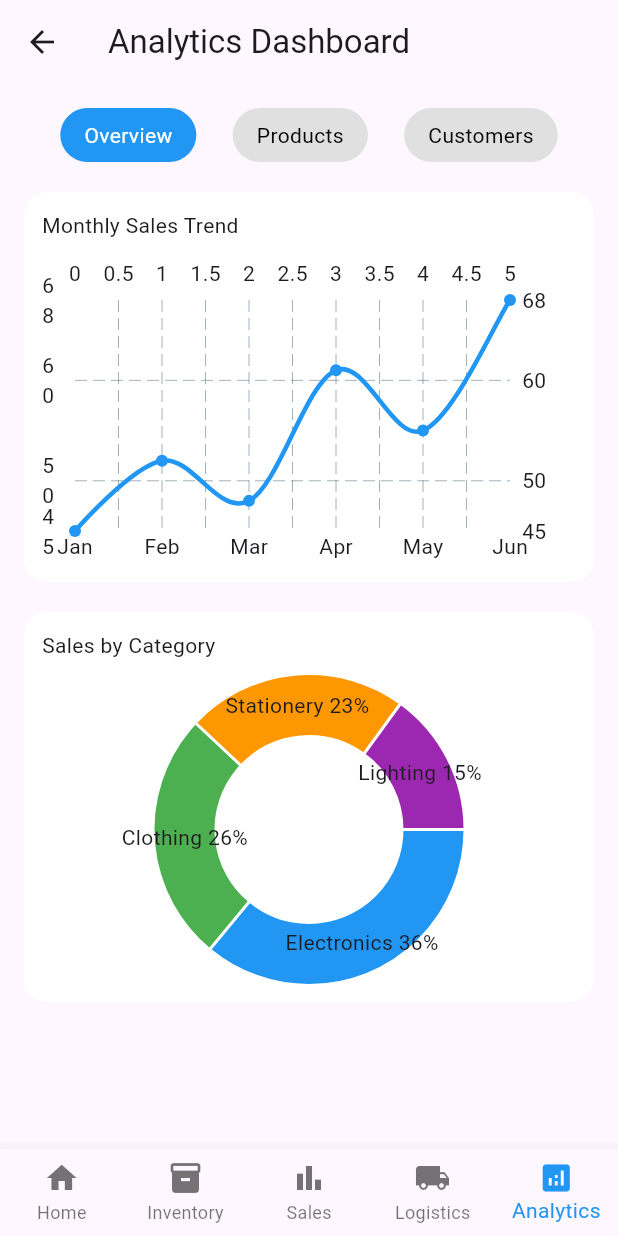
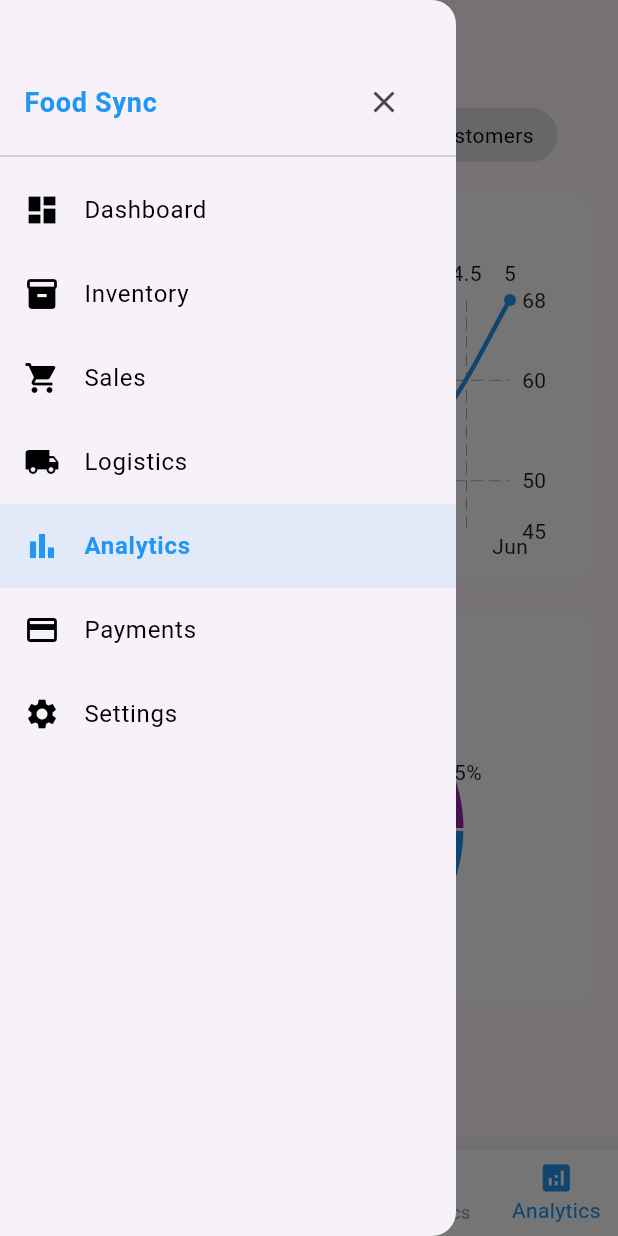
Before and after one commit to Guiseppe04/FoodSync-MobileApp, a Flutter app: the AnalyticsScreen screen opened by its route, with the side drawer open (before the commit the screen has no drawer), on a phone screen of 412 x 824 dp. Run offline on Flutter 3.47's test engine with Material 3 defaults, Android fonts, the light colour scheme and no system bars; drawn by our look-alikes of fl_chart.

Commit message:
Refactor navigation structure and add new screens for payments and settings

```diff
--- a/lib/main.dart
+++ b/lib/main.dart
@@ -1,10 +1,13 @@
 import 'package:flutter/material.dart';
-import 'screens/auth/auth_screen.dart';
 import 'screens/home/home_screen.dart';
 import 'screens/inventory/inventory_screen.dart';
 import 'screens/sales/sales_screen.dart';
 import 'screens/logistics/logistics_screen.dart';
 import 'screens/analytics/analytics_screen.dart';
+import 'screens/payments/payments_screen.dart';
+import 'screens/settings/settings_screen.dart';
+import 'screens/auth/auth_screen.dart';
+
 void main() {
   runApp(const MyApp());
 }
@@ -17,16 +20,17 @@ class MyApp extends StatelessWidget {
     return MaterialApp(
       debugShowCheckedModeBanner: false,
 
-      // 👇 DITO MO ILALAGAY
-      initialRoute: '/',
+      initialRoute: '/login',
 
       routes: {
-        '/': (context) => const AuthScreen(),
+        '/login': (context) => const AuthScreen(),
         '/home': (context) => const HomeScreen(),
         '/inventory': (context) => const InventoryScreen(),
         '/sales': (context) => const SalesScreen(),
         '/logistics': (context) => const LogisticsScreen(),
         '/analytics': (context) => const AnalyticsScreen(),
+        '/payments': (context) => const PaymentsScreen(),
+        '/settings': (context) => const SettingsScreen(),
       },
     );
   }
--- a/lib/screens/analytics/analytics_screen.dart
+++ b/lib/screens/analytics/analytics_screen.dart
@@ -1,5 +1,5 @@
 import 'package:flutter/material.dart';
-import '../../widgets/bottom_nav.dart';
+import '../../widgets/app_layout.dart';
 import '../../widgets/charts/line_chart_widget.dart';
 import '../../widgets/charts/bar_chart_widget.dart';
 import '../../widgets/charts/pie_chart_widget.dart';
@@ -17,8 +17,25 @@ class _AnalyticsScreenState extends State<AnalyticsScreen> {
 
   @override
   Widget build(BuildContext context) {
-    return Scaffold(
-      appBar: AppBar(title: const Text("Analytics Dashboard")),
+    return AppLayout(
+      title: "Analytics Dashboard",
+
+      currentIndex: 4, // 🔥 analytics index
+
+      onNavTap: (i) {
+        final routes = [
+          '/home',
+          '/inventory',
+          '/sales',
+          '/logistics',
+          '/analytics',
+          '/settings',
+        ];
+
+        if (ModalRoute.of(context)?.settings.name == routes[i]) return;
+
+        Navigator.pushReplacementNamed(context, routes[i]);
+      },
 
       body: SingleChildScrollView(
         padding: const EdgeInsets.all(16),
@@ -43,26 +60,10 @@ class _AnalyticsScreenState extends State<AnalyticsScreen> {
             ] else if (selectedTab == 1) ...[
               const BarChartWidget(),
             ] else ...[
-              const CustomerChartWidget(), // 👈 DITO PAPASOK
+              const CustomerChartWidget(),
             ],
           ],
         ),
-      ),
-
-      bottomNavigationBar: BottomNav(
-        index: 4,
-        onTap: (i) {
-          final routes = [
-            '/home',
-            '/inventory',
-            '/sales',
-            '/logistics',
-            '/analytics',
-          ];
-          if (i != 4) {
-            Navigator.pushReplacementNamed(context, routes[i]);
-          }
-        },
       ),
     );
   }
--- a/lib/screens/home/home_screen.dart
+++ b/lib/screens/home/home_screen.dart
@@ -4,7 +4,7 @@ import '../../widgets/payment_chart.dart';
 import '../../widgets/transaction_item.dart';
 import '../../widgets/stock_alert_item.dart';
 import '../../widgets/sales_chart.dart';
-import '../../widgets/bottom_nav.dart';
+import '../../widgets/app_layout.dart';
 
 class HomeScreen extends StatefulWidget {
   const HomeScreen({super.key});
@@ -18,10 +18,24 @@ class _HomeScreenState extends State<HomeScreen> {
 
   @override
   Widget build(BuildContext context) {
-    return Scaffold(
-      backgroundColor: Colors.grey[100],
+    return AppLayout(
+      title: "Food Sync",
+      currentIndex: 0,
 
-      appBar: AppBar(title: const Text("RetailHub")),
+      onNavTap: (i) {
+        final routes = [
+          '/home',
+          '/inventory',
+          '/sales',
+          '/logistics',
+          '/analytics',
+          '/settings',
+        ];
+
+        if (ModalRoute.of(context)?.settings.name == routes[i]) return;
+
+        Navigator.pushReplacementNamed(context, routes[i]);
+      },
 
       body: SingleChildScrollView(
         padding: const EdgeInsets.all(16),
@@ -121,19 +135,7 @@ class _HomeScreenState extends State<HomeScreen> {
         ),
       ),
 
-      bottomNavigationBar: BottomNav(
-        index: 0,
-        onTap: (i) {
-          final routes = [
-            '/home',
-            '/inventory',
-            '/sales',
-            '/logistics',
-            '/analytics',
-          ];
-          Navigator.pushReplacementNamed(context, routes[i]);
-        },
-      ),
+
     );
   }
 }
--- a/lib/screens/inventory/inventory_screen.dart
+++ b/lib/screens/inventory/inventory_screen.dart
@@ -1,8 +1,8 @@
 import 'package:flutter/material.dart';
+import '../../widgets/app_layout.dart';
 import '../../widgets/inventory_item.dart';
 import '../../widgets/inventory_stats.dart';
 import '../../widgets/inventory_filter.dart';
-import '../../widgets/bottom_nav.dart';
 
 class InventoryScreen extends StatefulWidget {
   const InventoryScreen({super.key});
@@ -12,8 +12,6 @@ class InventoryScreen extends StatefulWidget {
 }
 
 class _InventoryScreenState extends State<InventoryScreen> {
-  int currentIndex = 1;
-
   String searchText = "";
 
   final List<Map<String, dynamic>> items = [
@@ -69,7 +67,6 @@ class _InventoryScreenState extends State<InventoryScreen> {
 
   @override
   Widget build(BuildContext context) {
-    // 🔍 FILTER LOGIC
     final filteredItems = items.where((item) {
       final name = item["name"].toLowerCase();
       final sku = item["sku"].toLowerCase();
@@ -78,10 +75,25 @@ class _InventoryScreenState extends State<InventoryScreen> {
       return name.contains(query) || sku.contains(query);
     }).toList();
 
-    return Scaffold(
-      backgroundColor: Colors.grey[100],
+    return AppLayout(
+      title: "Inventory Management",
 
-      appBar: AppBar(title: const Text("Inventory Management")),
+      currentIndex: 1, // 🔥 inventory tab
+
+      onNavTap: (i) {
+        final routes = [
+          '/home',
+          '/inventory',
+          '/sales',
+          '/logistics',
+          '/analytics',
+          '/settings',
+        ];
+
+        if (ModalRoute.of(context)?.settings.name == routes[i]) return;
+
+        Navigator.pushReplacementNamed(context, routes[i]);
+      },
 
       body: SingleChildScrollView(
         padding: const EdgeInsets.all(16),
@@ -101,7 +113,6 @@ class _InventoryScreenState extends State<InventoryScreen> {
 
             const SizedBox(height: 20),
 
-            // 🔥 LIST
             Column(
               children: filteredItems.map((item) {
                 return InventoryItem(
@@ -117,20 +128,6 @@ class _InventoryScreenState extends State<InventoryScreen> {
           ],
         ),
       ),
-
-      bottomNavigationBar: BottomNav(
-        index: currentIndex,
-        onTap: (i) {
-          final routes = [
-            '/home',
-            '/inventory',
-            '/sales',
-            '/logistics',
-            '/analytics',
-          ];
-          Navigator.pushReplacementNamed(context, routes[i]);
-        },
-      ),
     );
   }
 }
--- a/lib/screens/sales/sales_screen.dart
+++ b/lib/screens/sales/sales_screen.dart
@@ -1,18 +1,33 @@
 import 'package:flutter/material.dart';
+import '../../widgets/app_layout.dart';
 import '../../widgets/sales_card.dart';
 import '../../widgets/sales_chart_bar.dart';
 import '../../widgets/sales_transaction_item.dart';
-import '../../widgets/bottom_nav.dart';
 
 class SalesScreen extends StatelessWidget {
   const SalesScreen({super.key});
 
   @override
   Widget build(BuildContext context) {
-    return Scaffold(
-      backgroundColor: Colors.grey[100],
+    return AppLayout(
+      title: "Sales Monitoring",
 
-      appBar: AppBar(title: const Text("Sales Monitoring")),
+      currentIndex: 2, // 🔥 sales tab
+
+      onNavTap: (i) {
+        final routes = [
+          '/home',
+          '/inventory',
+          '/sales',
+          '/logistics',
+          '/analytics',
+          '/settings',
+        ];
+
+        if (ModalRoute.of(context)?.settings.name == routes[i]) return;
+
+        Navigator.pushReplacementNamed(context, routes[i]);
+      },
 
       body: SingleChildScrollView(
         padding: const EdgeInsets.all(16),
@@ -67,14 +82,6 @@ class SalesScreen extends StatelessWidget {
           ],
         ),
       ),
-
-      bottomNavigationBar: BottomNav(
-        index: 2,
-        onTap: (i) {
-          final routes = ['/home', '/inventory', '/sales', '/logistics'];
-          Navigator.pushReplacementNamed(context, routes[i]);
-        },
-      ),
     );
   }
 }
--- /dev/null
+++ b/lib/widgets/app_drawer.dart
@@ -0,0 +1,123 @@
+import 'package:flutter/material.dart';
+
+class AppDrawer extends StatelessWidget {
+  const AppDrawer({super.key});
+
+  @override
+  Widget build(BuildContext context) {
+    final currentRoute = ModalRoute.of(context)?.settings.name;
+
+    return Drawer(
+      child: Column(
+        children: [
+          const SizedBox(height: 40),
+
+          // HEADER
+          ListTile(
+            title: const Text(
+              "Food Sync",
+              style: TextStyle(
+                fontWeight: FontWeight.bold,
+                fontSize: 18,
+                color: Colors.blue,
+              ),
+            ),
+            trailing: IconButton(
+              icon: const Icon(Icons.close),
+              onPressed: () {
+                Navigator.pop(context);
+              },
+            ),
+          ),
+
+          const Divider(),
+
+          // MENU ITEMS
+          _buildItem(
+            context,
+            Icons.dashboard,
+            "Dashboard",
+            '/home',
+            currentRoute,
+          ),
+          _buildItem(
+            context,
+            Icons.inventory,
+            "Inventory",
+            '/inventory',
+            currentRoute,
+          ),
+          _buildItem(
+            context,
+            Icons.shopping_cart,
+            "Sales",
+            '/sales',
+            currentRoute,
+          ),
+          _buildItem(
+            context,
+            Icons.local_shipping,
+            "Logistics",
+            '/logistics',
+            currentRoute,
+          ),
+          _buildItem(
+            context,
+            Icons.bar_chart,
+            "Analytics",
+            '/analytics',
+            currentRoute,
+          ),
+          _buildItem(
+            context,
+            Icons.payment,
+            "Payments",
+            '/payments',
+            currentRoute,
+          ),
+          _buildItem(
+            context,
+            Icons.settings,
+            "Settings",
+            '/settings',
+            currentRoute,
+          ),
+        ],
+      ),
+    );
+  }
+
+  Widget _buildItem(
+    BuildContext context,
+    IconData icon,
+    String title,
+    String route,
+    String? currentRoute,
+  ) {
+    final isActive = currentRoute == route;
+
+    return Container(
+      color: isActive ? Colors.blue.withValues(alpha: 0.1) : null,
+      child: ListTile(
+        leading: Icon(icon, color: isActive ? Colors.blue : Colors.black),
+        title: Text(
+          title,
+          style: TextStyle(
+            color: isActive ? Colors.blue : Colors.black,
+            fontWeight: isActive ? FontWeight.bold : FontWeight.normal,
+          ),
+        ),
+        onTap: () {
+          Navigator.of(context).pop(); // close drawer
+
+          if (currentRoute != route) {
+            Navigator.of(
+              context,
+              rootNavigator: true,
+            ).pushReplacementNamed(route);
+          }
+        },
+      ),
+    );
+  }
+}
--- /dev/null
+++ b/lib/widgets/app_layout.dart
@@ -0,0 +1,54 @@
+import 'package:flutter/material.dart';
+import 'app_drawer.dart';
+import 'bottom_nav.dart'; // add mo sa taas
+
+class AppLayout extends StatelessWidget {
+  final String title;
+  final Widget body;
+  final int currentIndex;
+  final Function(int) onNavTap;
+
+  const AppLayout({
+    super.key,
+    required this.title,
+    required this.body,
+    required this.currentIndex,
+    required this.onNavTap,
+  });
+
+  int getIndex(String? route) {
+    switch (route) {
+      case '/home':
+      case '/':
+        return 0;
+      case '/inventory':
+        return 1;
+      case '/sales':
+        return 2;
+      case '/logistics':
+        return 3;
+      case '/analytics':
+        return 4;
+
+      // 🔥 FIX
+      case '/settings':
+        return 0;
+
+      default:
+        return 0;
+    }
+  }
+
+  @override
+  Widget build(BuildContext context) {
+    return Scaffold(
+      appBar: AppBar(title: Text(title)),
+
+      drawer: const AppDrawer(),
+
+      body: body,
+
+      bottomNavigationBar: BottomNav(index: currentIndex, onTap: onNavTap),
+    );
+  }
+}
--- a/lib/widgets/bottom_nav.dart
+++ b/lib/widgets/bottom_nav.dart
@@ -12,7 +12,12 @@ class BottomNav extends StatelessWidget {
       currentIndex: index,
       onTap: onTap,
       type: BottomNavigationBarType.fixed,
+
+      backgroundColor: Colors.white,
       selectedItemColor: Colors.blue,
+      unselectedItemColor: Colors.grey,
+
+      elevation: 10,
 
       items: const [
         BottomNavigationBarItem(icon: Icon(Icons.home), label: 'Home'),
```
Also changed, not shown: lib/screens/logistics/logistics_screen.dart (+25 -24 lines), lib/screens/payments/payments_screen.dart (added, +244 -0 lines), lib/screens/settings/settings_screen.dart (added, +96 -0 lines).
